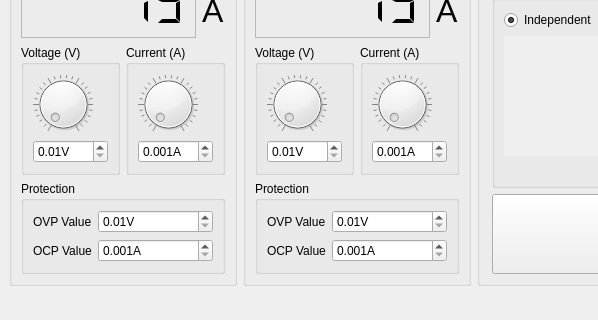
This is src/MainWindow.ui in VitArk/PSC as Qt 5 draws it before an edit; both pictures show x 0 to 598 and y 212 to 532 of the 890 by 532 pixel window. The edited form follows.
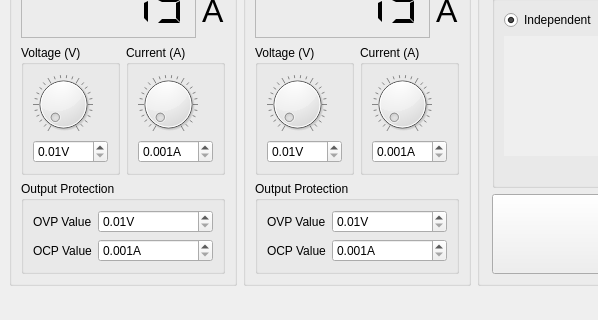
This is the edited form.

```diff
--- a/src/MainWindow.ui
+++ b/src/MainWindow.ui
@@ -345,7 +345,7 @@
        <item>
         <widget class="QGroupBox" name="groupBoxCh2SetProtection">
          <property name="title">
-          <string>Protection</string>
+          <string>Output Protection</string>
          </property>
          <layout class="QFormLayout" name="formLayout_4">
           <item row="0" column="0">
@@ -1024,7 +1024,7 @@
        <item>
         <widget class="QGroupBox" name="groupBoxCh1SetProtection">
          <property name="title">
-          <string>Protection</string>
+          <string>Output Protection</string>
          </property>
          <layout class="QFormLayout" name="formLayout_3">
           <item row="0" column="0">
```
